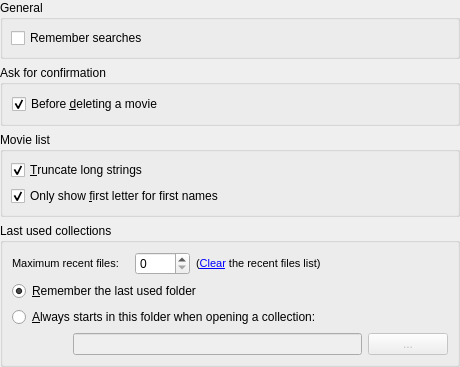
Above: trunk/movida/src/movida/ui/mainsettingspage.ui from hippydream/movida before the change. Below: the same form after it.
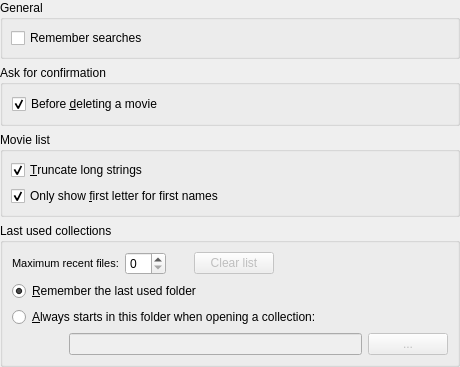
That is the form after the change.

Commit message: Recent files handling fixed.

```diff
--- a/trunk/movida/src/movida/ui/mainsettingspage.ui
+++ b/trunk/movida/src/movida/ui/mainsettingspage.ui
@@ -6,7 +6,7 @@
     <x>0</x>
     <y>0</y>
     <width>460</width>
-    <height>343</height>
+    <height>358</height>
    </rect>
   </property>
   <property name="windowTitle" >
@@ -19,32 +19,10 @@
    <property name="spacing" >
     <number>6</number>
    </property>
-   <item row="0" column="0" >
-    <widget class="QGroupBox" name="mGB_General" >
+   <item row="3" column="0" >
+    <widget class="QGroupBox" name="mGB_MRU" >
      <property name="title" >
-      <string>General</string>
-     </property>
-     <layout class="QGridLayout" >
-      <property name="margin" >
-       <number>8</number>
-      </property>
-      <property name="spacing" >
-       <number>6</number>
-      </property>
-      <item row="0" column="0" >
-       <widget class="QCheckBox" name="mCB_SearchHistory" >
-        <property name="text" >
-         <string>Remember searches</string>
-        </property>
-       </widget>
-      </item>
-     </layout>
-    </widget>
-   </item>
-   <item row="1" column="0" >
-    <widget class="QGroupBox" name="mGB_Confirm" >
-     <property name="title" >
-      <string>Ask for confirmation</string>
+      <string>Last used collections</string>
      </property>
      <layout class="QGridLayout" >
       <property name="margin" >
@@ -53,10 +31,131 @@
       <property name="spacing" >
        <number>6</number>
       </property>
-      <item row="0" column="0" >
-       <widget class="QCheckBox" name="mCHB_CDelMovie" >
+      <item row="0" column="5" >
+       <spacer>
+        <property name="orientation" >
+         <enum>Qt::Horizontal</enum>
+        </property>
+        <property name="sizeHint" >
+         <size>
+          <width>40</width>
+          <height>20</height>
+         </size>
+        </property>
+       </spacer>
+      </item>
+      <item row="0" column="4" >
+       <widget class="QPushButton" name="clearMRU" >
+        <property name="enabled" >
+         <bool>false</bool>
+        </property>
+        <property name="toolTip" >
+         <string>Clears the recent files list</string>
+        </property>
         <property name="text" >
-         <string>Before &amp;deleting a movie</string>
+         <string>Clear list</string>
+        </property>
+       </widget>
+      </item>
+      <item row="0" column="3" >
+       <spacer>
+        <property name="orientation" >
+         <enum>Qt::Horizontal</enum>
+        </property>
+        <property name="sizeType" >
+         <enum>QSizePolicy::Fixed</enum>
+        </property>
+        <property name="sizeHint" >
+         <size>
+          <width>16</width>
+          <height>23</height>
+         </size>
+        </property>
+       </spacer>
+      </item>
+      <item row="0" column="2" >
+       <widget class="QSpinBox" name="maximumMRU" >
+        <property name="sizePolicy" >
+         <sizepolicy>
+          <hsizetype>0</hsizetype>
+          <vsizetype>0</vsizetype>
+          <horstretch>0</horstretch>
+          <verstretch>0</verstretch>
+         </sizepolicy>
+        </property>
+        <property name="maximumSize" >
+         <size>
+          <width>50</width>
+          <height>16777215</height>
+         </size>
+        </property>
+        <property name="toolTip" >
+         <string>Specify how many recently opened files should be remembered.</string>
+        </property>
+       </widget>
+      </item>
+      <item row="0" column="0" colspan="2" >
+       <widget class="QLabel" name="mL_MRUMax" >
+        <property name="sizePolicy" >
+         <sizepolicy>
+          <hsizetype>1</hsizetype>
+          <vsizetype>5</vsizetype>
+          <horstretch>0</horstretch>
+          <verstretch>0</verstretch>
+         </sizepolicy>
+        </property>
+        <property name="text" >
+         <string>&lt;html>&lt;head>&lt;meta name="qrichtext" content="1" />&lt;style type="text/css">
+p, li { white-space: pre-wrap; }
+&lt;/style>&lt;/head>&lt;body style=" font-family:'MS Shell Dlg 2'; font-size:8.25pt; font-weight:400; font-style:normal; text-decoration:none;">
+&lt;p style=" margin-top:0px; margin-bottom:0px; margin-left:0px; margin-right:0px; -qt-block-indent:0; text-indent:0px; font-family:'Sans Serif';">&lt;span style=" font-family:'MS Shell Dlg';">Maximum recent files:&lt;/span>&lt;/p>&lt;/body>&lt;/html></string>
+        </property>
+       </widget>
+      </item>
+      <item row="3" column="6" >
+       <widget class="QPushButton" name="mPB_LastDir" >
+        <property name="enabled" >
+         <bool>false</bool>
+        </property>
+        <property name="text" >
+         <string>...</string>
+        </property>
+       </widget>
+      </item>
+      <item row="3" column="1" colspan="5" >
+       <widget class="QLineEdit" name="mLE_LLastDir" >
+        <property name="enabled" >
+         <bool>false</bool>
+        </property>
+       </widget>
+      </item>
+      <item row="3" column="0" >
+       <spacer>
+        <property name="orientation" >
+         <enum>Qt::Horizontal</enum>
+        </property>
+        <property name="sizeType" >
+         <enum>QSizePolicy::Fixed</enum>
+        </property>
+        <property name="sizeHint" >
+         <size>
+          <width>16</width>
+          <height>20</height>
+         </size>
+        </property>
+       </spacer>
+      </item>
+      <item row="2" column="0" colspan="6" >
+       <widget class="QRadioButton" name="mRB_FixedLastDir" >
+        <property name="text" >
+         <string>&amp;Always starts in this folder when opening a collection:</string>
+        </property>
+       </widget>
+      </item>
+      <item row="1" column="0" colspan="6" >
+       <widget class="QRadioButton" name="mRB_RemLastDir" >
+        <property name="text" >
+         <string>&amp;Remember the last used folder</string>
         </property>
         <property name="checked" >
          <bool>true</bool>
@@ -107,10 +206,10 @@
      </layout>
     </widget>
    </item>
-   <item row="3" column="0" >
-    <widget class="QGroupBox" name="mGB_MRU" >
+   <item row="1" column="0" >
+    <widget class="QGroupBox" name="mGB_Confirm" >
      <property name="title" >
-      <string>Last used collections</string>
+      <string>Ask for confirmation</string>
      </property>
      <layout class="QGridLayout" >
       <property name="margin" >
@@ -119,89 +218,35 @@
       <property name="spacing" >
        <number>6</number>
       </property>
-      <item row="0" column="0" colspan="2" >
-       <widget class="QLabel" name="mL_MRUMax" >
+      <item row="0" column="0" >
+       <widget class="QCheckBox" name="mCHB_CDelMovie" >
         <property name="text" >
-         <string>&lt;html>&lt;head>&lt;meta name="qrichtext" content="1" />&lt;style type="text/css">
-p, li { white-space: pre-wrap; }
-&lt;/style>&lt;/head>&lt;body style=" font-family:'MS Shell Dlg 2'; font-size:8.25pt; font-weight:400; font-style:normal; text-decoration:none;">
-&lt;p style=" margin-top:0px; margin-bottom:0px; margin-left:0px; margin-right:0px; -qt-block-indent:0; text-indent:0px; font-family:'Sans Serif';">&lt;span style=" font-family:'MS Shell Dlg';">Maximum recent files:&lt;/span>&lt;/p>&lt;/body>&lt;/html></string>
-        </property>
-       </widget>
-      </item>
-      <item row="0" column="2" >
-       <widget class="QSpinBox" name="maximumMRU" />
-      </item>
-      <item row="0" column="3" >
-       <widget class="QLabel" name="clearMRULabel" >
-        <property name="text" >
-         <string>&lt;html>&lt;head>&lt;meta name="qrichtext" content="1" />&lt;style type="text/css">
-p, li { white-space: pre-wrap; }
-&lt;/style>&lt;/head>&lt;body style=" font-family:'MS Shell Dlg 2'; font-size:8.25pt; font-weight:400; font-style:normal; text-decoration:none;">
-&lt;p style=" margin-top:0px; margin-bottom:0px; margin-left:0px; margin-right:0px; -qt-block-indent:0; text-indent:0px;">(&lt;a href="movida://clear/recentfiles">&lt;span style=" text-decoration: underline; color:#0000ff;">Clear&lt;/span>&lt;/a> the recent files list)&lt;/p>&lt;/body>&lt;/html></string>
-        </property>
-       </widget>
-      </item>
-      <item row="0" column="4" colspan="2" >
-       <spacer>
-        <property name="orientation" >
-         <enum>Qt::Horizontal</enum>
-        </property>
-        <property name="sizeHint" >
-         <size>
-          <width>91</width>
-          <height>20</height>
-         </size>
-        </property>
-       </spacer>
-      </item>
-      <item row="1" column="0" colspan="4" >
-       <widget class="QRadioButton" name="mRB_RemLastDir" >
-        <property name="text" >
-         <string>&amp;Remember the last used folder</string>
+         <string>Before &amp;deleting a movie</string>
         </property>
         <property name="checked" >
          <bool>true</bool>
         </property>
        </widget>
       </item>
-      <item row="2" column="0" colspan="4" >
-       <widget class="QRadioButton" name="mRB_FixedLastDir" >
+     </layout>
+    </widget>
+   </item>
+   <item row="0" column="0" >
+    <widget class="QGroupBox" name="mGB_General" >
+     <property name="title" >
+      <string>General</string>
+     </property>
+     <layout class="QGridLayout" >
+      <property name="margin" >
+       <number>8</number>
+      </property>
+      <property name="spacing" >
+       <number>6</number>
+      </property>
+      <item row="0" column="0" >
+       <widget class="QCheckBox" name="mCB_SearchHistory" >
         <property name="text" >
-         <string>&amp;Always starts in this folder when opening a collection:</string>
-        </property>
-       </widget>
-      </item>
-      <item row="3" column="0" >
-       <spacer>
-        <property name="orientation" >
-         <enum>Qt::Horizontal</enum>
-        </property>
-        <property name="sizeType" >
-         <enum>QSizePolicy::Fixed</enum>
-        </property>
-        <property name="sizeHint" >
-         <size>
-          <width>16</width>
-          <height>20</height>
-         </size>
-        </property>
-       </spacer>
-      </item>
-      <item row="3" column="1" colspan="4" >
-       <widget class="QLineEdit" name="mLE_LLastDir" >
-        <property name="enabled" >
-         <bool>false</bool>
-        </property>
-       </widget>
-      </item>
-      <item row="3" column="5" >
-       <widget class="QPushButton" name="mPB_LastDir" >
-        <property name="enabled" >
-         <bool>false</bool>
-        </property>
-        <property name="text" >
-         <string>...</string>
+         <string>Remember searches</string>
         </property>
        </widget>
       </item>
@@ -215,7 +260,7 @@
      </property>
      <property name="sizeHint" >
       <size>
-       <width>442</width>
+       <width>460</width>
        <height>16</height>
       </size>
      </property>
```
The commit also changes 7 other files.
